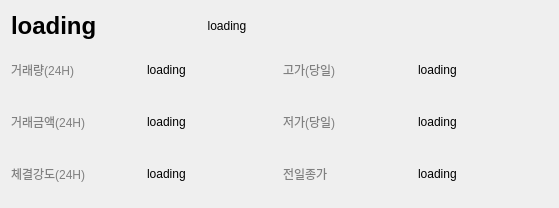
Before: the Qt Designer form resource/overview.ui in kms0805/mycointrader, drawn with Qt 5.
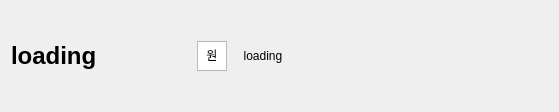
After: the same form once the commit is applied.

```diff
--- a/resource/overview.ui
+++ b/resource/overview.ui
@@ -7,7 +7,7 @@
     <x>0</x>
     <y>0</y>
     <width>559</width>
-    <height>208</height>
+    <height>112</height>
    </rect>
   </property>
   <property name="windowTitle">
@@ -36,6 +36,35 @@
        </property>
       </widget>
      </item>
+     <item>
+      <widget class="QTextBrowser" name="textBrowser">
+       <property name="sizePolicy">
+        <sizepolicy hsizetype="Preferred" vsizetype="Preferred">
+         <horstretch>0</horstretch>
+         <verstretch>0</verstretch>
+        </sizepolicy>
+       </property>
+       <property name="minimumSize">
+        <size>
+         <width>30</width>
+         <height>30</height>
+        </size>
+       </property>
+       <property name="maximumSize">
+        <size>
+         <width>30</width>
+         <height>30</height>
+        </size>
+       </property>
+       <property name="html">
+        <string>&lt;!DOCTYPE HTML PUBLIC &quot;-//W3C//DTD HTML 4.0//EN&quot; &quot;http://www.w3.org/TR/REC-html40/strict.dtd&quot;&gt;
+&lt;html&gt;&lt;head&gt;&lt;meta name=&quot;qrichtext&quot; content=&quot;1&quot; /&gt;&lt;style type=&quot;text/css&quot;&gt;
+p, li { white-space: pre-wrap; }
+&lt;/style&gt;&lt;/head&gt;&lt;body style=&quot; font-family:'Gulim'; font-size:9pt; font-weight:400; font-style:normal;&quot;&gt;
+&lt;p align=&quot;center&quot; style=&quot; margin-top:0px; margin-bottom:0px; margin-left:0px; margin-right:0px; -qt-block-indent:0; text-indent:0px;&quot;&gt;원&lt;/p&gt;&lt;/body&gt;&lt;/html&gt;</string>
+       </property>
+      </widget>
+     </item>
      <item>
       <widget class="QLabel" name="label_2">
        <property name="minimumSize">
@@ -73,112 +102,6 @@
      </item>
     </layout>
    </item>
-   <item>
-    <layout class="QGridLayout" name="gridLayout">
-     <item row="0" column="0">
-      <widget class="QLabel" name="label_3">
-       <property name="styleSheet">
-        <string notr="true">color:gray</string>
-       </property>
-       <property name="text">
-        <string>거래량(24H)</string>
-       </property>
-      </widget>
-     </item>
-     <item row="1" column="0">
-      <widget class="QLabel" name="label_7">
-       <property name="styleSheet">
-        <string notr="true">color:gray</string>
-       </property>
-       <property name="text">
-        <string>거래금액(24H)</string>
-       </property>
-      </widget>
-     </item>
-     <item row="1" column="1">
-      <widget class="QLabel" name="label_8">
-       <property name="text">
-        <string>loading</string>
-       </property>
-      </widget>
-     </item>
-     <item row="2" column="0">
-      <widget class="QLabel" name="label_11">
-       <property name="styleSheet">
-        <string notr="true">color:gray</string>
-       </property>
-       <property name="text">
-        <string>체결강도(24H)</string>
-       </property>
-      </widget>
-     </item>
-     <item row="1" column="2">
-      <widget class="QLabel" name="label_9">
-       <property name="styleSheet">
-        <string notr="true">color:gray</string>
-       </property>
-       <property name="text">
-        <string>저가(당일)</string>
-       </property>
-      </widget>
-     </item>
-     <item row="1" column="3">
-      <widget class="QLabel" name="label_10">
-       <property name="text">
-        <string>loading</string>
-       </property>
-      </widget>
-     </item>
-     <item row="0" column="1">
-      <widget class="QLabel" name="label_4">
-       <property name="text">
-        <string>loading</string>
-       </property>
-      </widget>
-     </item>
-     <item row="2" column="1">
-      <widget class="QLabel" name="label_12">
-       <property name="text">
-        <string>loading</string>
-       </property>
-      </widget>
-     </item>
-     <item row="2" column="2">
-      <widget class="QLabel" name="label_13">
-       <property name="styleSheet">
-        <string notr="true">color:gray</string>
-       </property>
-       <property name="text">
-        <string>전일종가</string>
-       </property>
-      </widget>
-     </item>
-     <item row="0" column="2">
-      <widget class="QLabel" name="label_5">
-       <property name="styleSheet">
-        <string notr="true">color:gray</string>
-       </property>
-       <property name="text">
-        <string>고가(당일)</string>
-       </property>
-      </widget>
-     </item>
-     <item row="0" column="3">
-      <widget class="QLabel" name="label_6">
-       <property name="text">
-        <string>loading</string>
-       </property>
-      </widget>
-     </item>
-     <item row="2" column="3">
-      <widget class="QLabel" name="label_14">
-       <property name="text">
-        <string>loading</string>
-       </property>
-      </widget>
-     </item>
-    </layout>
-   </item>
   </layout>
  </widget>
  <resources/>
```
